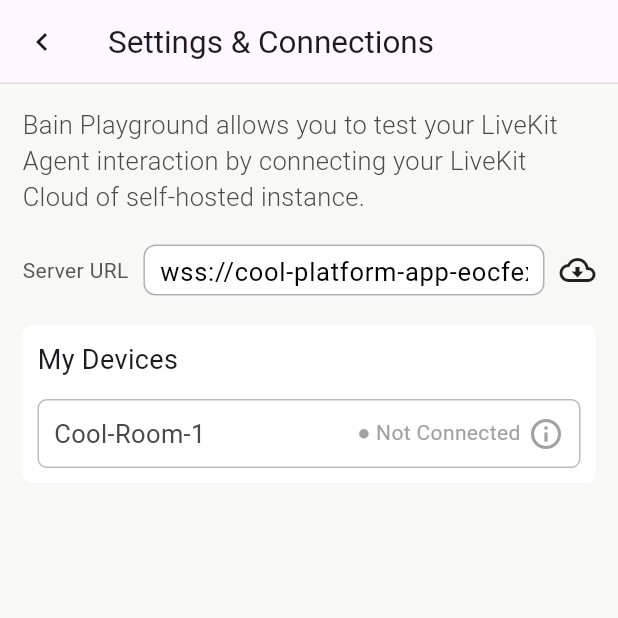
After one commit to drluckyspin/ai-agents, a Flutter app: the SettingsScreen screen opened directly, on a phone screen of 412 x 824 dp, the top half of it. The commit adds this screen. Run offline on Flutter 3.47's test engine with Material 3 defaults, Android fonts, the phone set to English and light mode, and no system bars; our stand-ins replace dio, dropdown_button2, equatable, flutter_bloc, flutter_svg, get_it and 2 more; missing offline and left inert: livekit_client; network calls fail; statements that could not run were skipped.

Commit message:
Added settings screen with custom room param connections. Added fetching of the token with dio network client. Added RoomService as a separate singleton for future implementations.

```diff
--- /dev/null
+++ b/agents-frontend-native/lib/common/model/token_request.dart
@@ -0,0 +1,26 @@
+import 'package:equatable/equatable.dart';
+import 'package:flutter/cupertino.dart';
+
+@immutable
+class TokenRequest extends Equatable {
+  final String liveKitApiKey;
+  final String liveKitApiSecret;
+  final String identity;
+  final String name;
+  final String room;
+
+  const TokenRequest(this.liveKitApiKey, this.liveKitApiSecret, this.identity,
+      this.name, this.room);
+
+  Map<String, dynamic> toJson() => {
+        "LIVEKIT_API_KEY": liveKitApiKey,
+        "LIVEKIT_API_SECRET": liveKitApiSecret,
+        "identity": identity,
+        "name": name,
+        "room": room,
+      };
+
+  @override
+  List<Object?> get props =>
+      [liveKitApiKey, liveKitApiSecret, identity, name, room];
+}
--- /dev/null
+++ b/agents-frontend-native/lib/data/network/network_service.dart
@@ -0,0 +1,3 @@
+abstract class NetworkService {
+  Future<T> post<T, K>(String path, K body);
+}
--- /dev/null
+++ b/agents-frontend-native/lib/data/reporistory/token_repository.dart
@@ -0,0 +1,6 @@
+import 'package:hp_live_kit/common/model/token_request.dart';
+import 'package:hp_live_kit/common/model/token_response.dart';
+
+abstract interface class TokenRepository {
+  Future<TokenResponse> getToken(TokenRequest tokenRequest);
+}
--- /dev/null
+++ b/agents-frontend-native/lib/data/room/room_service.dart
@@ -0,0 +1,59 @@
+import 'package:livekit_client/livekit_client.dart';
+
+// TODO: This is in working phase, will be used later on
+class RoomService {
+  List<TranscriptionSegment> _sortedTranscriptions = [];
+  late EventsListener<RoomEvent> _listener;
+  final Map<String, TranscriptionSegment> _transcriptions = {};
+  late Room _room;
+  late final Stream<List<TranscriptionSegment>> stream;
+
+  Future<void> connect(
+      String url, String token, LocalAudioTrack? audioTrack) async {
+    try {
+      _room = Room(
+        roomOptions: const RoomOptions(
+          defaultAudioPublishOptions: AudioPublishOptions(
+            name: 'custom_audio_track_name',
+          ),
+        ),
+      );
+      // Create a Listener before connecting
+      _listener = _room.createListener();
+
+      await _room.prepareConnection(url, token);
+
+      // Try to connect to the room
+      // This will throw an Exception if it fails for any reason.
+      await _room.connect(
+        url,
+        token,
+        fastConnectOptions: FastConnectOptions(
+          microphone: TrackOption(track: audioTrack),
+        ),
+      );
+
+      // Transcription part
+      _listener.on<TranscriptionEvent>((event) {
+        for (final segment in event.segments) {
+          _transcriptions[segment.id] = segment;
+        }
+        // Sort transcriptions
+        _sortedTranscriptions = _transcriptions.values.toList()
+          ..sort((a, b) => a.firstReceivedTime.compareTo(b.firstReceivedTime));
+
+        for (var element in _sortedTranscriptions) {
+          print(element.text);
+        }
+      });
+    } catch (error) {
+      print('Could not connect $error');
+    } finally {
+      print('Finally reached!');
+    }
+  }
+
+  EventsListenable<RoomEvent> getListener() {
+    return _listener;
+  }
+}
--- a/agents-frontend-native/lib/presentation/router/primary_route.dart
+++ b/agents-frontend-native/lib/presentation/router/primary_route.dart
@@ -1,5 +1,6 @@
 import 'package:flutter/material.dart';
 import 'package:hp_live_kit/presentation/home/home_screen.dart';
+import 'package:hp_live_kit/presentation/settings/settings_screen.dart';
 
 import '../../common/constant.dart';
 import '../connect/connect_screen.dart';
@@ -7,7 +8,8 @@
 enum PrimaryRoute {
   splash(SizedBox),
   connect(ConnectScreen),
-  home(HomeScreen);
+  home(HomeScreen),
+  settings(SettingsScreen);
 
   const PrimaryRoute(this._routeType);
 
--- a/agents-frontend-native/lib/presentation/router/primary_route_impl.dart
+++ b/agents-frontend-native/lib/presentation/router/primary_route_impl.dart
@@ -3,6 +3,8 @@
 import 'package:hp_live_kit/presentation/home/home_screen.dart';
 import 'package:hp_live_kit/presentation/router/primary_route.dart';
 import 'package:hp_live_kit/presentation/router/primary_router.dart';
+import 'package:hp_live_kit/presentation/settings/settings_screen.dart';
+import 'package:livekit_client/livekit_client.dart';
 
 class PrimaryRouterImpl implements PrimaryRouter {
   late final GoRouter _router;
@@ -12,7 +14,7 @@
 
   PrimaryRouterImpl.defaultRouter() {
     _router = GoRouter(
-      routes: [_splashRoute(), _connectRoute(), _homeRoute()],
+      routes: [_splashRoute(), _connectRoute(), _homeRoute(), _settingsRoute()],
     );
   }
 
@@ -42,4 +44,12 @@
         path: PrimaryRoute.home.path,
         builder: (_, __) => const HomeScreen(),
       );
+
+  RouteBase _settingsRoute() => GoRoute(
+        name: PrimaryRoute.settings.routeName,
+        path: PrimaryRoute.settings.path,
+        builder: (_, state) => SettingsScreen(
+          localAudioTrack: state.extra as LocalAudioTrack,
+        ),
+      );
 }
--- /dev/null
+++ b/agents-frontend-native/lib/presentation/settings/settings_controller.dart
@@ -0,0 +1,24 @@
+import 'dart:math';
+
+import 'package:hp_live_kit/common/model/token_request.dart';
+import 'package:hp_live_kit/data/reporistory/token_repository.dart';
+
+class SettingsController {
+  final TokenRepository _tokenRepository;
+
+  SettingsController(this._tokenRepository);
+
+  Future<String> getToken(String serverUrl) async {
+    var randomNumberGenerator = Random();
+    final randomNumber = randomNumberGenerator.nextInt(1000000).toString();
+
+    final tokenRequest = TokenRequest(
+        "APID4BNCFh7rdTX",
+        "eUrvti3Le5S14regOz846FBmF9UImn8x1IQQlRvcgUgB",
+        "HP-COOL",
+        "Ivan Panic",
+        "Flutter-${randomNumber}");
+    final response = await _tokenRepository.getToken(tokenRequest);
+    return response.token;
+  }
+}
--- /dev/null
+++ b/agents-frontend-native/lib/presentation/settings/settings_screen.dart
@@ -0,0 +1,214 @@
+import 'package:flutter/material.dart';
+import 'package:go_router/go_router.dart';
+import 'package:hp_live_kit/data/room/room_service.dart';
+import 'package:hp_live_kit/presentation/settings/settings_controller.dart';
+import 'package:hp_live_kit/presentation/theme/colors.dart';
+import 'package:hp_live_kit/presentation/theme/text_size.dart';
+import 'package:hp_live_kit/presentation/widgets/text_input_field.dart';
+import 'package:livekit_client/livekit_client.dart';
+import '../../di/service_locator.dart';
+
+import '../theme/dimen.dart';
+
+enum ConnectionStatus { initial, loading, connected }
+
+class SettingsScreen extends StatefulWidget {
+  final LocalAudioTrack? localAudioTrack;
+
+  SettingsScreen({super.key, this.localAudioTrack});
+
+  @override
+  State<SettingsScreen> createState() => _SettingsScreenState();
+}
+
+class _SettingsScreenState extends State<SettingsScreen> {
+  final _serverURLTextController = TextEditingController(
+      text: 'wss://cool-platform-app-eocfexdr.livekit.cloud');
+  ConnectionStatus _connectionStatus = ConnectionStatus.initial;
+
+  @override
+  Widget build(BuildContext context) {
+    final connectionIcon = _getConnectionIconBasedOnState();
+    return Scaffold(
+      backgroundColor: background,
+      appBar: AppBar(
+        title: const Text(
+          'Settings & Connections',
+          style: TextStyle(fontSize: 21.0, fontWeight: FontWeight.w400),
+        ),
+        leading: Builder(
+          builder: (BuildContext context) {
+            return IconButton(
+              icon: const Icon(Icons.chevron_left),
+              // Put icon of your preference.
+              onPressed: () {
+                context.pop();
+              },
+            );
+          },
+        ),
+        shape: const Border(
+          bottom: BorderSide(color: settingsDivider, width: 1),
+        ),
+      ),
+      body: Padding(
+        padding: const EdgeInsets.all(15.0),
+        child: Column(
+          crossAxisAlignment: CrossAxisAlignment.start,
+          children: [
+            const Text(
+              'Bain Playground allows you to test your LiveKit Agent interaction by connecting your LiveKit Cloud of self-hosted instance.',
+              style: TextStyle(
+                  color: chatMessageText,
+                  fontWeight: FontWeight.w300,
+                  fontSize: 17.0),
+            ),
+            Padding(
+              padding: const EdgeInsets.only(top: 20.0),
+              child: Row(
+                children: [
+                  const Text(
+                    'Server URL',
+                    style: TextStyle(color: grayMicrophoneInUse),
+                  ),
+                  Expanded(
+                    child: Padding(
+                      padding: const EdgeInsets.only(left: 10.0, right: 10.0),
+                      child: HPTextInputField(
+                        label: 'Server URL',
+                        textEditingController: _serverURLTextController,
+                      ),
+                    ),
+                  ),
+                  InkWell(
+                    onTap: () => _onConnectPressed(context),
+                    child: Icon(connectionIcon),
+                  ),
+                ],
+              ),
+            ),
+            devicesWidget(context),
+          ],
+        ),
+      ),
+    );
+  }
+
+  void _onConnectPressed(BuildContext context) async {
+    if (_connectionStatus == ConnectionStatus.initial) {
+      _connectionStatus = ConnectionStatus.loading;
+      setState(() {
+        _connectionStatus;
+      });
+      final token = await serviceLocator.get<SettingsController>().getToken('');
+      await serviceLocator.get<RoomService>().connect(
+          'wss://cool-platform-app-eocfexdr.livekit.cloud',
+          token,
+          widget.localAudioTrack);
+      _connectionStatus = ConnectionStatus.connected;
+      setState(() {});
+    }
+  }
+
+  Widget devicesWidget(BuildContext context) {
+    return Padding(
+      padding: const EdgeInsets.only(top: Dimen.spacingXl),
+      child: Container(
+        alignment: Alignment.topLeft,
+        decoration: const BoxDecoration(
+          color: Colors.white,
+          borderRadius: BorderRadius.all(Radius.circular(Dimen.radius)),
+        ),
+        child: Padding(
+          padding: const EdgeInsets.all(Dimen.spacing10),
+          child: Column(
+            crossAxisAlignment: CrossAxisAlignment.start,
+            children: [
+              const Padding(
+                padding: EdgeInsets.only(bottom: 13.0),
+                child: Text(
+                  'My Devices',
+                  style: TextStyle(fontSize: 18.0, fontWeight: FontWeight.w400),
+                ),
+              ),
+              ListView.builder(
+                shrinkWrap: true,
+                itemCount: 1,
+                itemBuilder: (BuildContext context, position) {
+                  final connectionColor = _getConnectionColor();
+                  final connectionText = _getConnectionText();
+                  return Container(
+                    decoration: BoxDecoration(
+                      borderRadius: BorderRadius.circular(6),
+                      border: Border.all(
+                        color: grayBorderColor,
+                      ),
+                      color: Colors.white,
+                    ),
+                    child: Padding(
+                      padding: const EdgeInsets.all(10.0),
+                      child: Row(
+                        children: [
+                          const Text(
+                            'Cool-Room-1',
+                            style: TextStyle(
+                                color: chatMessageText,
+                                fontSize: TextSize.chatTextSize,
+                                fontWeight: FontWeight.w400),
+                          ),
+                          Spacer(),
+                          Text(
+                            '● $connectionText',
+                            style: TextStyle(color: connectionColor),
+                          ),
+                          const Padding(
+                            padding: EdgeInsets.only(left: 5.0),
+                            child: Icon(Icons.info_outline,
+                                color: chevronDownColor),
+                          )
+                        ],
+                      ),
+                    ),
+                  );
+                },
+              ),
+            ],
+          ),
+        ),
+      ),
+    );
+  }
+
+  IconData _getConnectionIconBasedOnState() {
+    switch (_connectionStatus) {
+      case ConnectionStatus.initial:
+        return Icons.cloud_download_outlined;
+      case ConnectionStatus.loading:
+        return Icons.downloading;
+      case ConnectionStatus.connected:
+        return Icons.cloud_done;
+    }
+  }
+
+  Color _getConnectionColor() {
+    switch (_connectionStatus) {
+      case ConnectionStatus.initial:
+        return chevronDownColor;
+      case ConnectionStatus.loading:
+        return chevronDownColor;
+      case ConnectionStatus.connected:
+        return connected;
+    }
+  }
+
+  String _getConnectionText() {
+    switch (_connectionStatus) {
+      case ConnectionStatus.initial:
+        return 'Not Connected';
+      case ConnectionStatus.loading:
+        return 'Not Connected';
+      case ConnectionStatus.connected:
+        return 'Connected';
+    }
+  }
+}
--- a/agents-frontend-native/lib/presentation/theme/colors.dart
+++ b/agents-frontend-native/lib/presentation/theme/colors.dart
@@ -8,3 +8,6 @@
 const Color chatParticipantText = Color(0xFF2B2B27);
 const Color chatMessageText = Color(0xFF4B4949);
 const Color chatAgentBackground = Color(0xFFC5DFF3);
+const Color settingsDivider = Color(0xFFE0E0DE);
+const Color background = Color(0xFFf8f8f6);
+const Color connected = Color(0xFF51AE33);
--- a/agents-frontend-native/lib/presentation/widgets/text_input_field.dart
+++ b/agents-frontend-native/lib/presentation/widgets/text_input_field.dart
@@ -15,23 +15,11 @@
   });
 
   @override
-  Widget build(BuildContext context) => Column(
-        crossAxisAlignment: CrossAxisAlignment.start,
-        children: [
-          Padding(
-            padding: const EdgeInsets.only(bottom: Dimen.spacingM),
-            child: Text(
-              label,
-              style: const TextStyle(
-                  fontSize: TextSize.body1,
-                  fontWeight: FontWeight.bold,
-                  color: Colors.black),
-            ),
-          ),
-          Container(
+  Widget build(BuildContext context) {
+    return Container(
       padding: const EdgeInsets.symmetric(
-              vertical: Dimen.spacingL,
-              horizontal: Dimen.spacingL,
+        vertical: 3.0,
+        horizontal: 10.0,
       ),
       decoration: BoxDecoration(
         border: Border.all(
@@ -39,6 +27,7 @@
           color: Colors.black.withOpacity(.3),
         ),
         borderRadius: BorderRadius.circular(8),
+        color: Colors.white,
       ),
       child: TextField(
         controller: textEditingController,
@@ -47,9 +36,8 @@
         ),
         keyboardType: TextInputType.url,
         autocorrect: false,
-              style: const TextStyle(color: Colors.black),
+        style: const TextStyle(color: Colors.black, fontSize: 17.0),
       ),
-          ),
-        ],
     );
   }
+}
--- a/agents-frontend-native/pubspec.yaml
+++ b/agents-frontend-native/pubspec.yaml
@@ -44,6 +44,7 @@
   flutter_webrtc: ^0.11.7
   livekit_client: ^2.2.6
   dropdown_button2: ^2.3.9
+  dio: ^5.7.0
 
 dev_dependencies:
   flutter_test:
```
Also changed, not shown: agents-frontend-native/lib/common/model/token_response.dart (added, +20 -0 lines), agents-frontend-native/lib/data/network/endpoint_path.dart (added, +7 -0 lines), agents-frontend-native/lib/data/network/network_service_impl.dart (added, +16 -0 lines), agents-frontend-native/lib/data/reporistory/token_repository_impl.dart (added, +17 -0 lines), agents-frontend-native/lib/di/service_locator.dart (+26 -0 lines), agents-frontend-native/lib/presentation/home/home_screen.dart (+39 -9 lines), agents-frontend-native/pubspec.lock. Lines whose indentation alone changed are shown as unchanged.
